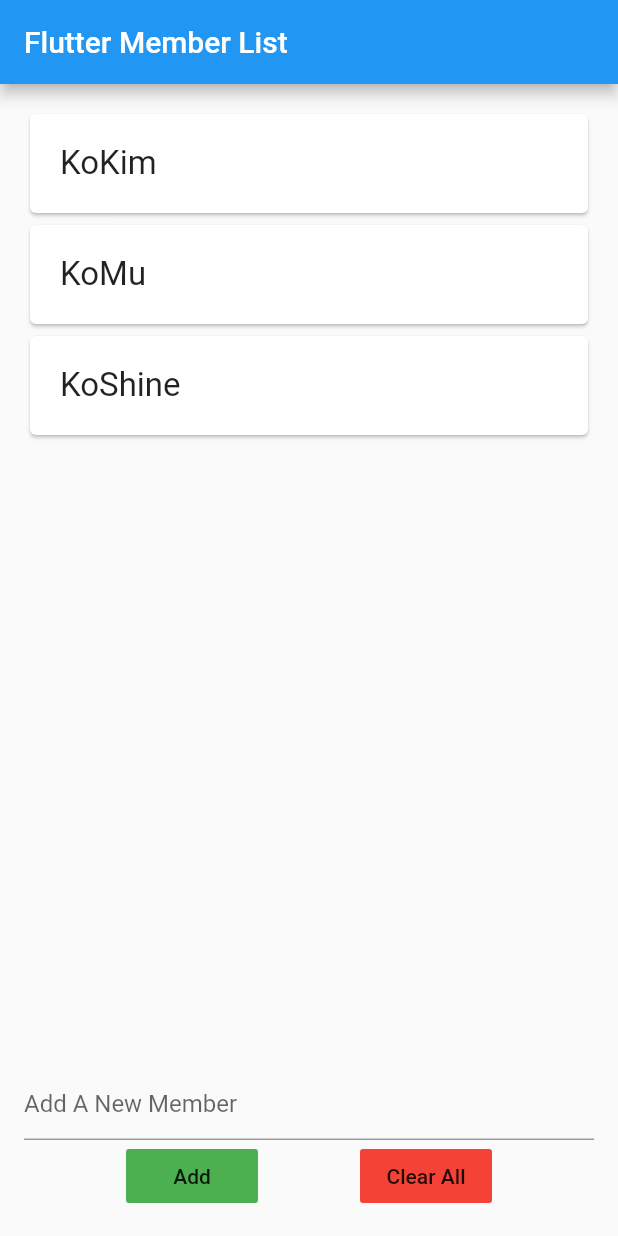
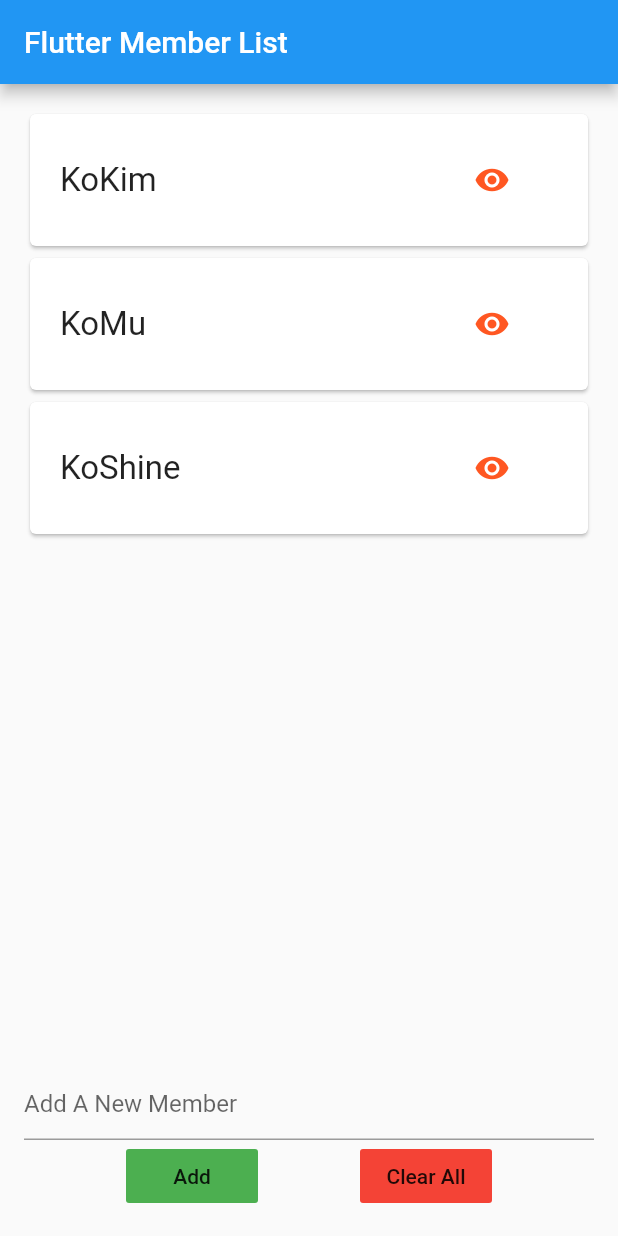
Before and after one commit to KoKim2020/flutter_playground, a Flutter app: the screen it shows after launch, on a phone screen of 412 x 824 dp. Run offline on Flutter 3.47's test engine with Material 2 defaults, Android fonts, the phone set to English and light mode, and no system bars.

Commit message:
added icon into list

```diff
--- a/lib/widgets/member_list.dart
+++ b/lib/widgets/member_list.dart
@@ -14,9 +14,21 @@ class MemberList extends StatelessWidget {
             return Card(
               child: Padding(
                 padding: const EdgeInsets.all(20.0),
-                child: Text(
-                  members[index],
-                  style: TextStyle(fontSize: 22.0),
+                child: Row(
+                  mainAxisAlignment: MainAxisAlignment.spaceBetween,
+                  children: [
+                    Text(
+                      members[index],
+                      style: TextStyle(fontSize: 22.0),
+                    ),
+                    FlatButton(
+                      onPressed: () {},
+                      child: Icon(
+                        Icons.remove_red_eye_rounded,
+                        color: Colors.deepOrange,
+                      ),
+                    ),
+                  ],
                 ),
               ),
             );
```
